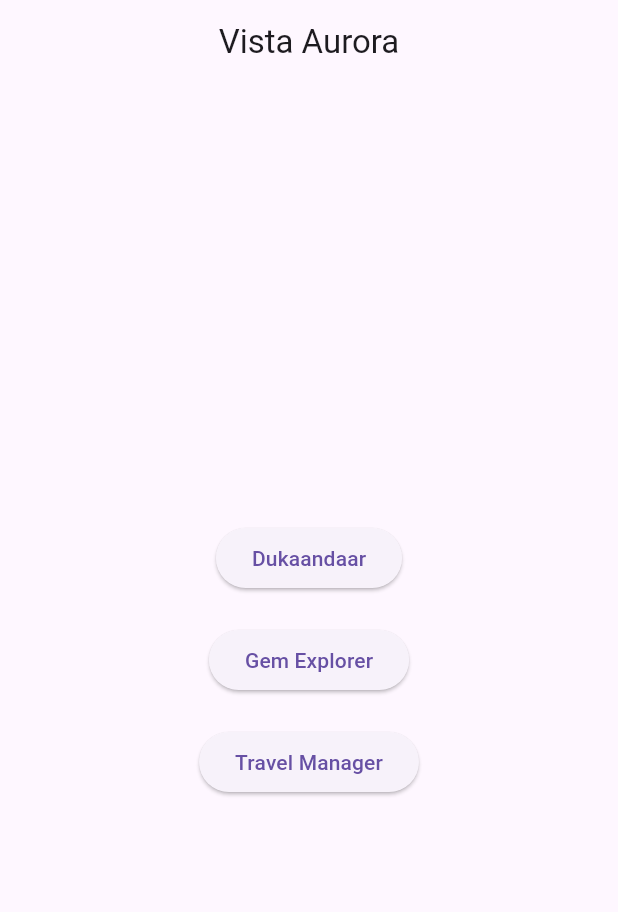
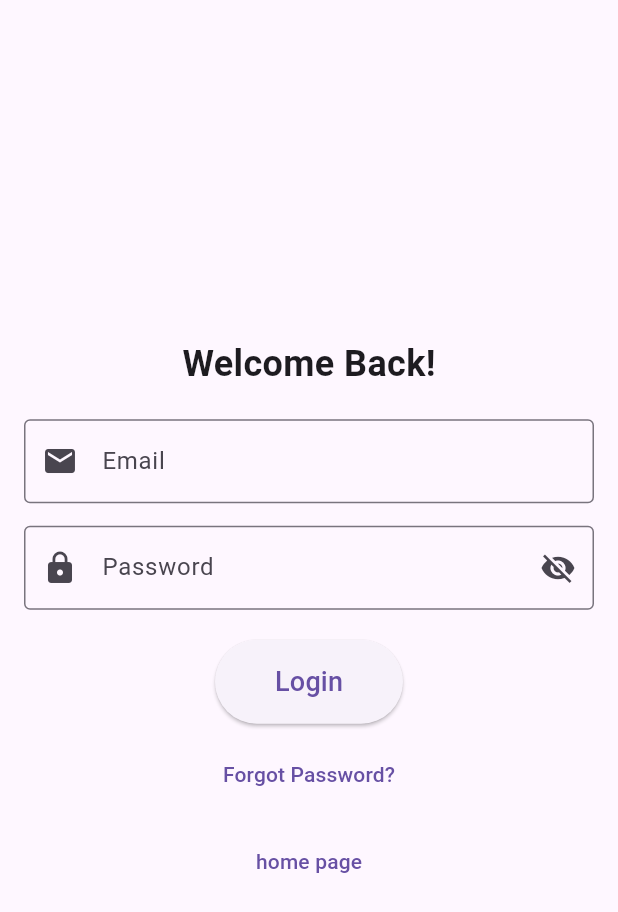
Before and after one commit to suryansh71234567/vista, a Flutter app: the screen it shows after launch, on a phone screen of 412 x 824 dp. Shown: the top 912 px of the screen. Run offline on Flutter 3.47's test engine with Material 3 defaults, Android fonts, the phone set to English and light mode, and no system bars; our stand-ins replace geolocator; missing offline and left inert: flutter_barcode_scanner.

Commit message:
login page frontend

```diff
--- /dev/null
+++ b/lib/login_page.dart
@@ -0,0 +1,110 @@
+import 'package:flutter/material.dart';
+import 'main.dart';
+
+class LoginPage extends StatefulWidget {
+  @override
+  _LoginPageState createState() => _LoginPageState();
+}
+
+class _LoginPageState extends State<LoginPage> {
+  final TextEditingController _emailController = TextEditingController();
+  final TextEditingController _passwordController = TextEditingController();
+  bool _isPasswordVisible = false;
+
+  void _handleLogin() {
+    final email = _emailController.text.trim();
+    final password = _passwordController.text.trim();
+
+    if (email.isEmpty || password.isEmpty) {
+      ScaffoldMessenger.of(context).showSnackBar(
+        SnackBar(content: Text('Please enter both email and password')),
+      );
+      return;
+    }
+
+    // Handle login logic here
+    print('Email: $email, Password: $password');
+  }
+
+  @override
+  Widget build(BuildContext context) {
+    return Scaffold(
+      body: Padding(
+        padding: const EdgeInsets.all(16.0),
+        child: Column(
+          mainAxisAlignment: MainAxisAlignment.center,
+          children: [
+            Text(
+              'Welcome Back!',
+              style: TextStyle(
+                fontSize: 24,
+                fontWeight: FontWeight.bold,
+              ),
+            ),
+            SizedBox(height: 20),
+            TextField(
+              controller: _emailController,
+              keyboardType: TextInputType.emailAddress,
+              decoration: InputDecoration(
+                labelText: 'Email',
+                border: OutlineInputBorder(),
+                prefixIcon: Icon(Icons.email),
+              ),
+            ),
+            SizedBox(height: 15),
+            TextField(
+              controller: _passwordController,
+              obscureText: !_isPasswordVisible,
+              decoration: InputDecoration(
+                labelText: 'Password',
+                border: OutlineInputBorder(),
+                prefixIcon: Icon(Icons.lock),
+                suffixIcon: IconButton(
+                  icon: Icon(
+                    _isPasswordVisible
+                        ? Icons.visibility
+                        : Icons.visibility_off,
+                  ),
+                  onPressed: () {
+                    setState(() {
+                      _isPasswordVisible = !_isPasswordVisible;
+                    });
+                  },
+                ),
+              ),
+            ),
+            SizedBox(height: 20),
+            ElevatedButton(
+              onPressed: _handleLogin,
+              style: ElevatedButton.styleFrom(
+                padding: EdgeInsets.symmetric(horizontal: 40, vertical: 15),
+              ),
+              child: Text(
+                'Login',
+                style: TextStyle(fontSize: 18),
+              ),
+            ),
+            SizedBox(height: 10),
+            TextButton(
+              onPressed: () {
+                // Navigate to Signup page or Forgot Password
+                print('Forgot password or Signup clicked');
+              },
+              child: Text('Forgot Password?'),
+            ),
+            SizedBox(height: 10),
+            TextButton(
+              onPressed: () {
+                Navigator.pushReplacement(
+                  context,
+                  MaterialPageRoute(builder: (context) => HomePage()),
+                );
+              },
+              child: Text('home page'),
+            ),
+          ],
+        ),
+      ),
+    );
+  }
+}
--- a/lib/main.dart
+++ b/lib/main.dart
@@ -2,6 +2,7 @@ import 'package:flutter/material.dart';
 import 'travel_page.dart';
 import 'gem_finder.dart';
 import 'dukn.dart';
+import 'login_page.dart';
 
 void main() {
   runApp(MyApp());
@@ -17,7 +18,7 @@ class MyApp extends StatelessWidget {
       theme: ThemeData(
         primarySwatch: Colors.blue,
       ),
-      home: HomePage(),
+      home: LoginPage(),
     );
   }
 }
```
